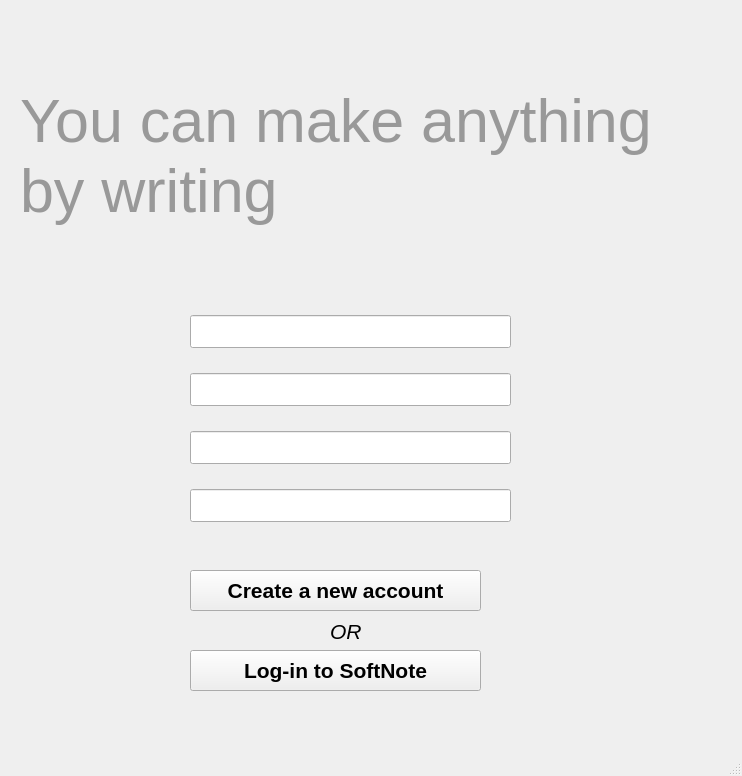
Qt form mainwindow.ui (Adarsha16/SoftNote) before a commit.
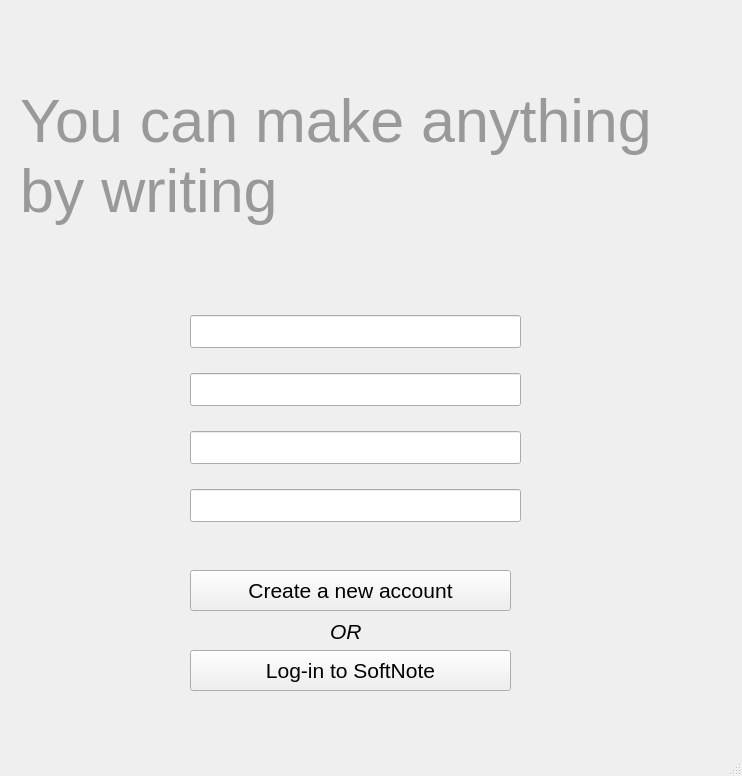
The same form after that commit. Icons and pictures are not drawn.

Patch:
```diff
--- a/mainwindow.ui
+++ b/mainwindow.ui
@@ -28,14 +28,14 @@
       <rect>
        <x>210</x>
        <y>580</y>
-       <width>291</width>
+       <width>321</width>
        <height>41</height>
       </rect>
      </property>
      <property name="font">
       <font>
        <pointsize>16</pointsize>
-       <bold>true</bold>
+       <bold>false</bold>
       </font>
      </property>
      <property name="text">
@@ -111,7 +111,7 @@
        <number>10</number>
       </property>
       <property name="rightMargin">
-       <number>10</number>
+       <number>0</number>
       </property>
       <property name="bottomMargin">
        <number>10</number>
@@ -168,14 +168,14 @@
       <rect>
        <x>210</x>
        <y>660</y>
-       <width>291</width>
+       <width>321</width>
        <height>41</height>
       </rect>
      </property>
      <property name="font">
       <font>
        <pointsize>16</pointsize>
-       <bold>true</bold>
+       <bold>false</bold>
       </font>
      </property>
      <property name="styleSheet">
```
